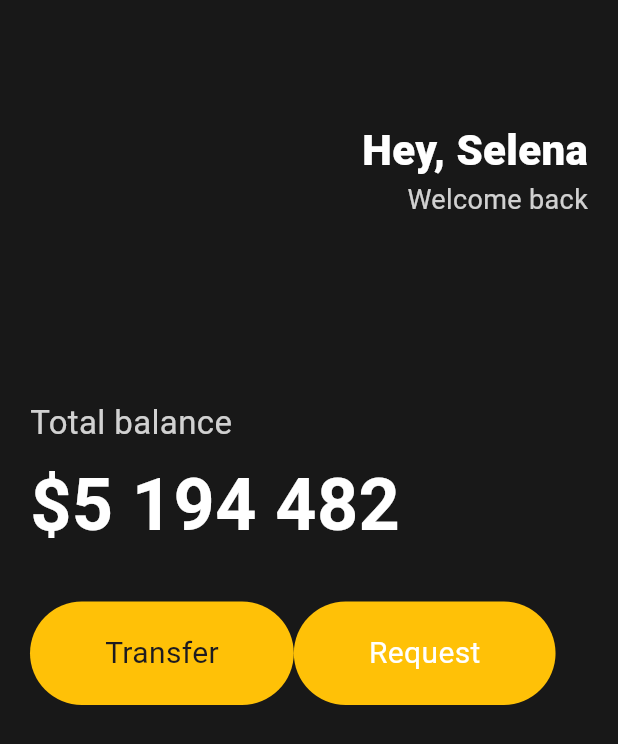
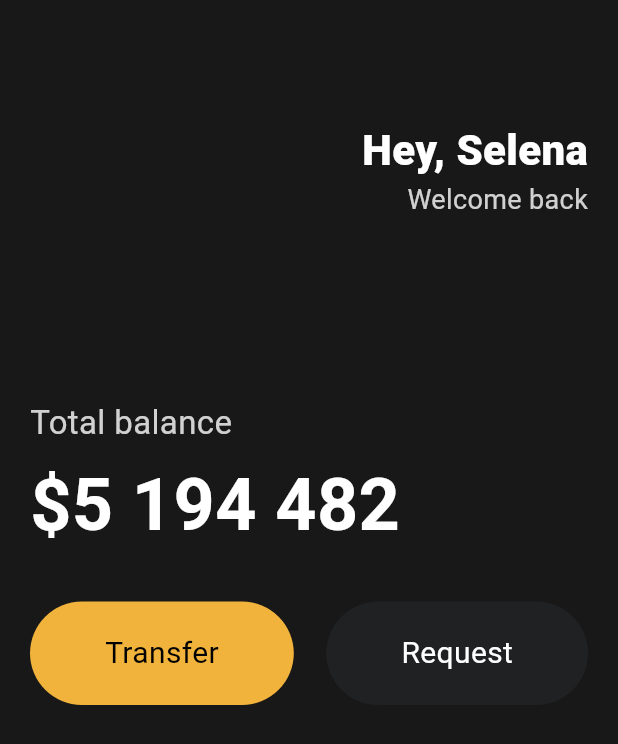
Before and after one commit to StarrySnowy/toonflix, a Flutter app: the screen it shows after launch, on a phone screen of 412 x 824 dp. Shown: the top 744 px of the screen. Run offline on Flutter 3.47's test engine with Material 3 defaults, Android fonts, the phone set to English and light mode, and no system bars.

Commit message:
#3.5 Reusable Widgets
make file 'button.dart'

```diff
--- a/toonflix_eun/lib/main.dart
+++ b/toonflix_eun/lib/main.dart
@@ -1,4 +1,5 @@
 import 'package:flutter/material.dart';
+import 'package:toonflix_eun/widgets/button.dart';
 
 void main() {
   runApp(const App());
@@ -71,45 +72,17 @@
               const SizedBox(
                 height: 30,
               ),
-              Row(
+              const Row(
+                mainAxisAlignment: MainAxisAlignment.spaceBetween,
                 children: [
-                  Container(
-                    decoration: BoxDecoration(
-                      color: Colors.amber,
-                      borderRadius: BorderRadius.circular(45),
-                    ),
-                    child: const Padding(
-                      padding: EdgeInsets.symmetric(
-                        vertical: 20,
-                        horizontal: 50,
-                      ),
-                      child: Text(
-                        'Transfer',
-                        style: TextStyle(
-                          fontSize: 20,
-                        ),
-                      ),
-                    ),
-                  ),
-                  Container(
-                    decoration: BoxDecoration(
-                      color: Colors.amber,
-                      borderRadius: BorderRadius.circular(45),
-                    ),
-                    child: const Padding(
-                      padding: EdgeInsets.symmetric(
-                        vertical: 20,
-                        horizontal: 50,
-                      ),
-                      child: Text(
-                        'Request',
-                        style: TextStyle(
-                          color: Colors.white,
-                          fontSize: 20,
-                        ),
-                      ),
-                    ),
-                  ),
+                  Button(
+                      text: 'Transfer',
+                      bgColor: Color(0xFFF1B33B),
+                      textColor: Colors.black),
+                  Button(
+                      text: 'Request',
+                      bgColor: Color(0xFF1F2123),
+                      textColor: Colors.white),
                 ],
               )
             ],
--- /dev/null
+++ b/toonflix_eun/lib/widgets/button.dart
@@ -0,0 +1,36 @@
+import 'package:flutter/material.dart';
+
+class Button extends StatelessWidget {
+  final String text;
+  final Color bgColor;
+  final Color textColor;
+
+  const Button(
+      {super.key,
+      required this.text,
+      required this.bgColor,
+      required this.textColor});
+
+  @override
+  Widget build(BuildContext context) {
+    return Container(
+      decoration: BoxDecoration(
+        color: bgColor,
+        borderRadius: BorderRadius.circular(45),
+      ),
+      child: Padding(
+        padding: const EdgeInsets.symmetric(
+          vertical: 20,
+          horizontal: 50,
+        ),
+        child: Text(
+          text,
+          style: TextStyle(
+            color: textColor,
+            fontSize: 20,
+          ),
+        ),
+      ),
+    );
+  }
+}
```
